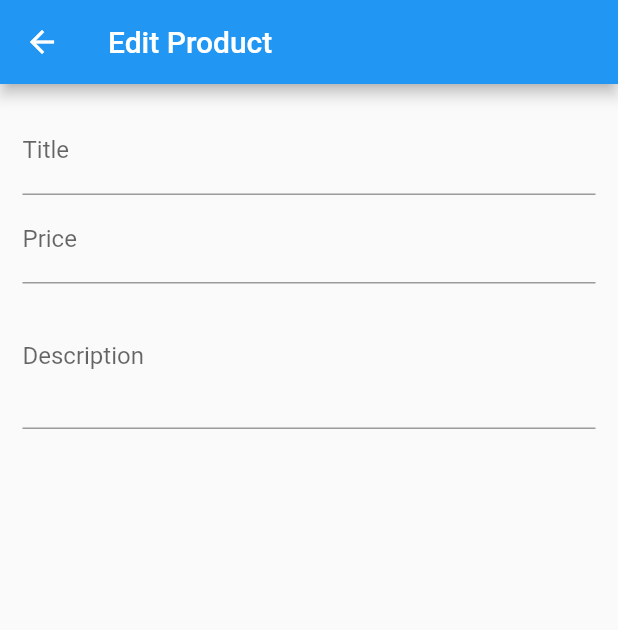
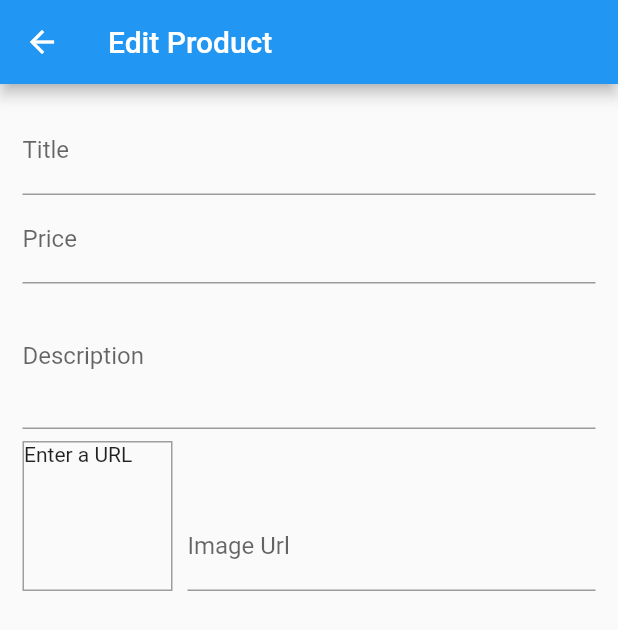
Before and after one commit to Aman208/Shopping-Cart-Flutter, a Flutter app: the EditProduct screen opened by its route, on a phone screen of 412 x 824 dp. Shown: the top 630 px of the screen. Run offline on Flutter 3.47's test engine with Material 2 defaults, Android fonts, the phone set to English and light mode, and no system bars; network calls fail.

Commit message:
edit product form

```diff
--- a/lib/screens/edit-product.dart
+++ b/lib/screens/edit-product.dart
@@ -1,4 +1,3 @@
-
 import 'package:flutter/material.dart';
 
 class EditProduct extends StatefulWidget {
@@ -8,17 +7,44 @@ class EditProduct extends StatefulWidget {
   _EditProductState createState() => _EditProductState();
 }
 
-final _priceFocusNode = FocusNode();
+
+
+class _EditProductState extends State<EditProduct> {
+
+ final _priceFocusNode = FocusNode();
 final _descriptionFocusNode = FocusNode();
+final _imageFocusNode = FocusNode();
+final _imageTextController = TextEditingController();
+
+
+ void initState(){
+
+  _imageFocusNode.addListener(updateImage);
+
+   super.initState();
+ }
 
 @override
 void dispose() {
+  _imageFocusNode.removeListener(updateImage);
   _priceFocusNode.dispose();
   _descriptionFocusNode.dispose();
-  //  super.dispose();
+  _imageFocusNode.dispose();
+  _imageTextController.dispose();
+   super.dispose();
 }
 
-class _EditProductState extends State<EditProduct> {
+void updateImage(){
+
+ if(!_imageFocusNode.hasFocus)
+   {
+     setState((){});
+   }
+
+}
+
+
+
   @override
   Widget build(BuildContext context) {
     return Scaffold(
@@ -45,13 +71,41 @@ class _EditProductState extends State<EditProduct> {
                   },
                 ),
                 TextFormField(
-                  keyboardType: TextInputType.text,
-                  textInputAction: TextInputAction.next,
+                  keyboardType: TextInputType.multiline,
                   decoration: InputDecoration(labelText: 'Description'),
                   maxLines: 3,
                   focusNode: _descriptionFocusNode,
-                ) ,
-
+                ),
+                Row(
+                  crossAxisAlignment: CrossAxisAlignment.end,
+                  children: <Widget>[
+                    Container(
+                      width: 100,
+                      height: 100,
+                      margin: EdgeInsets.only(
+                      top: 8,
+                      right: 10,
+                    ),
+                    decoration: BoxDecoration(
+                      border: Border.all(
+                        width: 1,
+                        color: Colors.grey,
+                      ),
+                    ),
+                      child: _imageTextController.text.isEmpty
+                        ? Text('Enter a URL')
+                        : Image.network(_imageTextController.text),
+                    ),
+                    Expanded(
+                        child: TextFormField(
+                      keyboardType: TextInputType.url,
+                      decoration: InputDecoration(labelText: 'Image Url'),
+                      textInputAction: TextInputAction.done,
+                      focusNode: _imageFocusNode,
+                      controller: _imageTextController,
+                    ))
+                  ],
+                )
               ]),
             )));
   }
```
